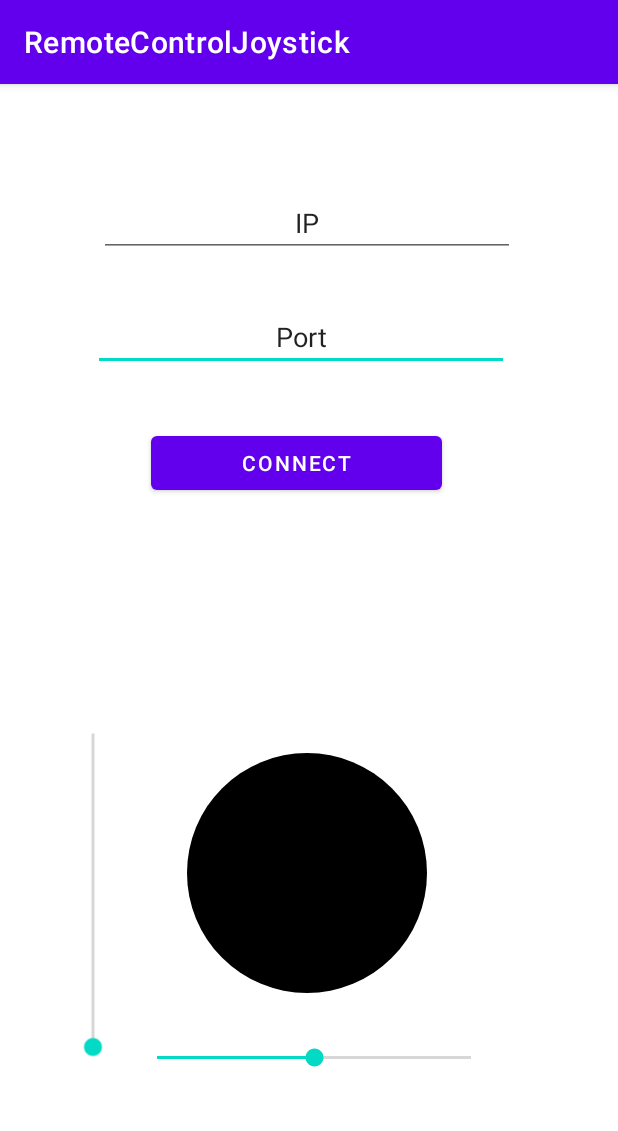
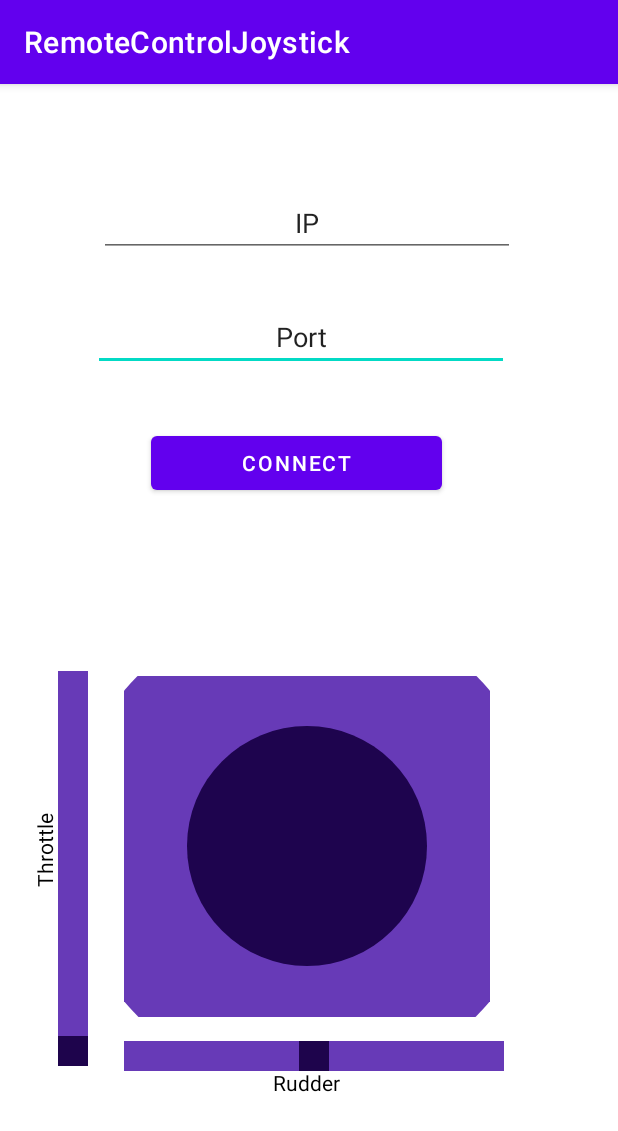
Before and after one commit to aviadevelops/Remote-Control-Joystick, an Android app: the screen it shows after launch (MainActivity), on a phone screen of 412 x 824 dp. Shown: the top 1131 px of the screen. Run offline under Robolectric (Android 15) with nearby library versions, the phone set to English and light mode, and no system bars.

```diff
--- a/app/src/main/java/com/example/remotecontroljoystick/model/FGPlayer.kt
+++ b/app/src/main/java/com/example/remotecontroljoystick/model/FGPlayer.kt
@@ -21,9 +21,6 @@ class FGPlayer constructor(ip: String, port: String) {
             fg = Socket(ip, port.toInt())
             out = PrintWriter(fg!!.getOutputStream(), true)
             println("Connected Successfully")
-//            for (i in 1..2000) {
-//                out?.print("set /controls/engines/current-engine/throttle " + 1 + "\r\n")
-//            }
 
         }
     }
--- a/app/src/main/java/com/example/remotecontroljoystick/view_model/ViewModel.kt
+++ b/app/src/main/java/com/example/remotecontroljoystick/view_model/ViewModel.kt
@@ -12,13 +12,14 @@ class ViewModel constructor(
 
 ) {
     var player: FGPlayer = FGPlayer()
-    fun connect(ip: String, port: String){
+    fun connect(ip: String, port: String) {
         player = FGPlayer(ip, port)
         player.connect()
     }
 
 
     fun updateAileronAndElevator(a: Float, e: Float): Float {
+        // 120 - radius
         player.setAileronAndElevator(a, e)
         return 0.0F
     }
--- a/app/src/main/java/com/example/remotecontroljoystick/views/Joystick.kt
+++ b/app/src/main/java/com/example/remotecontroljoystick/views/Joystick.kt
@@ -6,9 +6,12 @@ import android.graphics.Canvas
 import android.graphics.Color
 import android.graphics.Paint
 import android.graphics.Typeface
+import android.os.Build
 import android.util.AttributeSet
 import android.view.MotionEvent
 import android.view.View
+import androidx.annotation.RequiresApi
+import androidx.core.graphics.alpha
 import kotlin.math.min
 
 
@@ -24,7 +27,7 @@ class Joystick @JvmOverloads constructor(
     var radius: Float = 0F
     var canvasWidth: Int = 0
     var canvasHeight: Int = 0
-    var onChange: (Float, Float) -> Float = { a: Float, e: Float -> 0.0.toFloat() }
+    lateinit var onChange: (Float, Float) -> Float
 
     private val paint = Paint(Paint.ANTI_ALIAS_FLAG).apply {
         style = Paint.Style.FILL
@@ -35,11 +38,11 @@ class Joystick @JvmOverloads constructor(
     }
 
     fun normalizeAileron(x: Float): Float {
-        return 2 * (x / canvasWidth) - 1
+        return (2 * (x / canvasWidth) - 1)
     }
 
     fun normalizeElevator(x: Float): Float {
-        return 2 * (x / canvasHeight) - 1
+        return ((2 * (x / canvasHeight) - 1) * -1)
     }
 
 
@@ -54,9 +57,12 @@ class Joystick @JvmOverloads constructor(
         canvasHeight = height
     }
 
+    @RequiresApi(Build.VERSION_CODES.O)
     override fun onDraw(canvas: Canvas) {
         super.onDraw(canvas)
-        paint.color = Color.BLACK
+        paint.color = Color.rgb(103, 58, 183)
+        canvas.drawCircle(initialCenterX, initialCenterY, radius * 2, paint)
+        paint.color = Color.rgb(30, 4, 78)
         canvas.drawCircle(centerX, centerY, radius, paint)
     }
 
@@ -65,7 +71,7 @@ class Joystick @JvmOverloads constructor(
         var action = event.action
 
 
-        if (action == MotionEvent.ACTION_MOVE) {
+        if (action != MotionEvent.ACTION_UP) {
             if (!(centerX + radius > canvasWidth || centerX - radius < 0 || centerY - radius < 0 || centerY + radius > canvasHeight)) {
                 centerX = event.x
                 centerY = event.y
@@ -83,8 +89,7 @@ class Joystick @JvmOverloads constructor(
                 centerY = canvasHeight - radius
             }
 
-        }
-        if (action == MotionEvent.ACTION_UP) {
+        } else {
             centerX = initialCenterX
             centerY = initialCenterY
         }
--- /dev/null
+++ b/app/src/main/res/drawable/background_fill.xml
@@ -0,0 +1,19 @@
+<?xml version="1.0" encoding="UTF-8"?>
+<shape xmlns:android="http://schemas.android.com/apk/res/android" >
+
+    <gradient
+        android:angle="90"
+        android:centerColor="#673AB7"
+        android:endColor="#673AB7"
+        android:startColor="#673AB7" />
+
+    <corners android:radius="0dp" />
+
+    <stroke
+        android:width="1dp"
+        android:color="#673AB7" />
+    <stroke
+        android:width="1dp"
+        android:color="#673AB7" />
+
+</shape>
--- /dev/null
+++ b/app/src/main/res/drawable/progress.xml
@@ -0,0 +1,11 @@
+<?xml version="1.0" encoding="utf-8"?>
+<layer-list xmlns:android="http://schemas.android.com/apk/res/android" >
+
+    <item
+        android:id="@android:id/background"
+        android:drawable="@drawable/background_fill"/>
+    <item android:id="@android:id/progress">
+        <clip android:drawable="@drawable/progress_fill" />
+    </item>
+
+</layer-list>
--- /dev/null
+++ b/app/src/main/res/drawable/progress_fill.xml
@@ -0,0 +1,19 @@
+<?xml version="1.0" encoding="UTF-8"?>
+<shape xmlns:android="http://schemas.android.com/apk/res/android" >
+
+    <gradient
+        android:angle="90"
+        android:centerColor="#673AB7"
+        android:endColor="#673AB7"
+        android:startColor="#673AB7" />
+
+    <corners android:radius="1dp" />
+
+    <stroke
+        android:width="1dp"
+        android:color="#673AB7" />
+    <stroke
+        android:width="1dp"
+        android:color="#673AB7" />
+
+</shape>
--- /dev/null
+++ b/app/src/main/res/drawable/thumb.xml
@@ -0,0 +1,18 @@
+<?xml version="1.0" encoding="UTF-8"?>
+<shape xmlns:android="http://schemas.android.com/apk/res/android"
+    android:shape="rectangle">
+
+    <gradient
+        android:angle="270"
+        android:endColor="#1E044C"
+        android:startColor="#1E044C"
+        />
+
+    <size
+        android:height="20dp"
+        android:width="20dp" />
+
+
+
+
+</shape>
--- a/app/src/main/res/layout/activity_main.xml
+++ b/app/src/main/res/layout/activity_main.xml
@@ -52,26 +52,57 @@
     <com.example.remotecontroljoystick.views.Joystick
         android:id="@+id/custom_joystick"
         android:layout_width="244dp"
-        android:layout_height="191dp"
+        android:layout_height="227dp"
         android:layout_gravity="center"
         android:layout_x="83dp"
-        android:layout_y="431dp"
+        android:layout_y="395dp"
         android:orientation="vertical" />
 
     <SeekBar
         android:id="@+id/seekbar_rudder"
-        android:layout_width="241dp"
+        android:layout_width="285dp"
         android:layout_height="wrap_content"
-        android:layout_x="89dp"
-        android:layout_y="640dp" />
+        android:layout_alignParentStart="true"
+        android:layout_alignParentLeft="true"
+        android:layout_alignParentTop="true"
+        android:layout_marginTop="88dp"
+        android:layout_x="67dp"
+        android:layout_y="638dp"
+        android:progressDrawable="@drawable/progress"
+        android:thumb="@drawable/thumb" />
 
     <SeekBar
         android:id="@+id/seekbar_throttle"
-        android:layout_width="241dp"
+        android:layout_width="285dp"
         android:layout_height="wrap_content"
-        android:layout_x="-59dp"
-        android:layout_y="529dp"
-        android:rotation="270" />
+        android:layout_alignParentStart="true"
+        android:layout_alignParentLeft="true"
+        android:layout_alignParentTop="true"
+        android:layout_marginTop="88dp"
+        android:layout_x="-94dp"
+        android:layout_y="508dp"
+        android:progressDrawable="@drawable/progress"
+        android:rotation="270"
+        android:thumb="@drawable/thumb" />
+
+    <TextView
+        android:id="@+id/label2"
+        android:layout_width="wrap_content"
+        android:layout_height="wrap_content"
+        android:layout_x="5dp"
+        android:layout_y="501dp"
+        android:rotation="270"
+        android:text="@string/throttle"
+        android:textColor="@color/black" />
+
+    <TextView
+        android:id="@+id/label1"
+        android:layout_width="wrap_content"
+        android:layout_height="wrap_content"
+        android:layout_x="182dp"
+        android:layout_y="656dp"
+        android:text="@string/rudder"
+        android:textColor="@color/black" />
 
 
 </android.widget.AbsoluteLayout>
--- a/app/src/main/res/values/strings.xml
+++ b/app/src/main/res/values/strings.xml
@@ -1,3 +1,5 @@
 <resources>
     <string name="app_name">RemoteControlJoystick</string>
+    <string name="rudder">Rudder</string>
+    <string name="throttle">Throttle</string>
 </resources>
```
Also changed, not shown: app/src/main/java/com/example/remotecontroljoystick/views/MainActivity.kt (+3 -4 lines).
